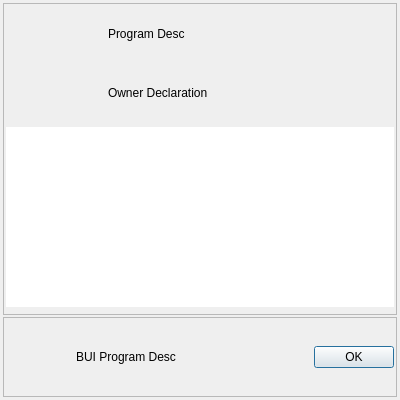
Before: the Qt Designer form include/BAboutDialog.ui in BriFuture/bf_ui_lib, drawn with Qt 5.
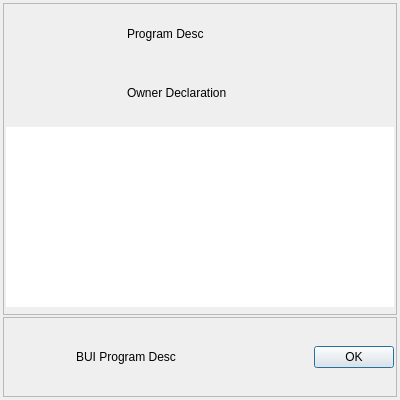
After: the same form once the commit is applied. Icons and pictures are not drawn.

Commit message: fix AboutDialog interface

Patch:
```diff
--- a/include/BAboutDialog.ui
+++ b/include/BAboutDialog.ui
@@ -16,6 +16,18 @@
     <verstretch>0</verstretch>
    </sizepolicy>
   </property>
+  <property name="minimumSize">
+   <size>
+    <width>400</width>
+    <height>200</height>
+   </size>
+  </property>
+  <property name="maximumSize">
+   <size>
+    <width>400</width>
+    <height>600</height>
+   </size>
+  </property>
   <property name="windowTitle">
    <string>Dialog</string>
   </property>
@@ -53,6 +65,9 @@
       <property name="bottomMargin">
        <number>2</number>
       </property>
+      <property name="horizontalSpacing">
+       <number>25</number>
+      </property>
       <item row="0" column="1">
        <widget class="QLabel" name="label_3">
         <property name="maximumSize">
```
Left out of the diff: 12 changed lines with no effect on the pictures. The commit also changes 8 other files.
